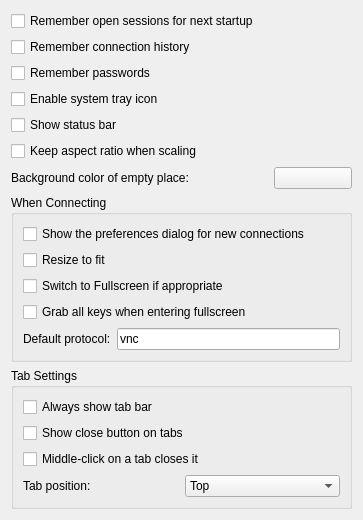
Before: the Qt Designer form config/general.ui in KDE/krdc, drawn with Qt 5.
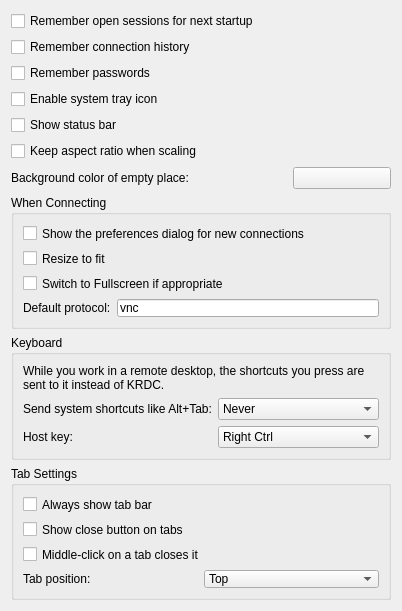
After: the same form once the commit is applied. Custom widgets are drawn as their Qt base class.

Commit message:
Send shortcuts to the remote session, replace Grab Keys with a host key
Application shortcuts now go to the remote session while it has focus.
The Grab Keys button is removed.

- Tap the host key (Right Ctrl by default) to use one shortcut locally.
- The setting "Grab all keys in full screen" becomes "Send system
  shortcuts like Alt+Tab": Never / Only in full screen mode / Always.
- Removes `grabAllKeys()` / `setGrabAllKeys()` from `RemoteView` and
  `HostPreferences`.

Tested on X11 with the test plugin only. Not tested on Wayland or with
real RDP/VNC/SPICE sessions.

```diff
--- a/config/general.ui
+++ b/config/general.ui
@@ -120,16 +120,6 @@
         </property>
        </widget>
       </item>
-      <item>
-       <widget class="QCheckBox" name="kcfg_GrabAllKeysOnFullscreen">
-        <property name="toolTip">
-         <string>Automatically grab all keys when entering fullscreen mode and release them when leaving fullscreen</string>
-        </property>
-        <property name="text">
-         <string>Grab all keys when entering fullscreen</string>
-        </property>
-       </widget>
-      </item>
       <item>
        <layout class="QHBoxLayout" name="horizontalLayoutP">
         <item>
@@ -151,6 +141,94 @@
      </layout>
     </widget>
    </item>
+   <item>
+    <widget class="QGroupBox" name="keyboardGroupBox">
+     <property name="title">
+      <string>Keyboard</string>
+     </property>
+     <layout class="QFormLayout" name="keyboardLayout">
+      <item row="0" column="0" colspan="2">
+       <widget class="QLabel" name="keyboardLabel">
+        <property name="text">
+         <string>While you work in a remote desktop, the shortcuts you press are sent to it instead of KRDC.</string>
+        </property>
+        <property name="wordWrap">
+         <bool>true</bool>
+        </property>
+       </widget>
+      </item>
+      <item row="1" column="0">
+       <widget class="QLabel" name="systemShortcutsLabel">
+        <property name="text">
+         <string>Send system shortcuts like Alt+Tab:</string>
+        </property>
+        <property name="buddy">
+         <cstring>kcfg_SystemShortcuts</cstring>
+        </property>
+       </widget>
+      </item>
+      <item row="1" column="1">
+       <widget class="QComboBox" name="kcfg_SystemShortcuts">
+        <property name="toolTip">
+         <string>Whether shortcuts of this computer's desktop, such as Alt+Tab or the Meta key, are sent to the remote desktop as well. Some shortcuts may remain reserved by this computer.</string>
+        </property>
+        <item>
+         <property name="text">
+          <string>Never</string>
+         </property>
+        </item>
+        <item>
+         <property name="text">
+          <string>Only in full screen mode</string>
+         </property>
+        </item>
+        <item>
+         <property name="text">
+          <string>Always</string>
+         </property>
+        </item>
+       </widget>
+      </item>
+      <item row="2" column="0">
+       <widget class="QLabel" name="hostKeyLabel">
+        <property name="text">
+         <string>Host key:</string>
+        </property>
+        <property name="buddy">
+         <cstring>kcfg_HostKey</cstring>
+        </property>
+       </widget>
+      </item>
+      <item row="2" column="1">
+       <widget class="QComboBox" name="kcfg_HostKey">
+        <property name="toolTip">
+         <string>Press and release this key on its own to release the keyboard: the next shortcut is then handled by KRDC or this computer. Held together with other keys, it works as usual in the remote desktop.</string>
+        </property>
+        <item>
+         <property name="text">
+          <string>Right Ctrl</string>
+         </property>
+        </item>
+        <item>
+         <property name="text">
+          <string>Right Alt</string>
+         </property>
+        </item>
+        <item>
+         <property name="text">
+          <string>Right Meta</string>
+         </property>
+        </item>
+        <item>
+         <property name="text">
+          <string comment="@item:inlistbox no host key">None</string>
+         </property>
+        </item>
+       </widget>
+      </item>
+     </layout>
+    </widget>
+   </item>
    <item>
     <widget class="QGroupBox" name="tabGroupBox">
      <property name="title">
```
The commit also changes 14 other files.
